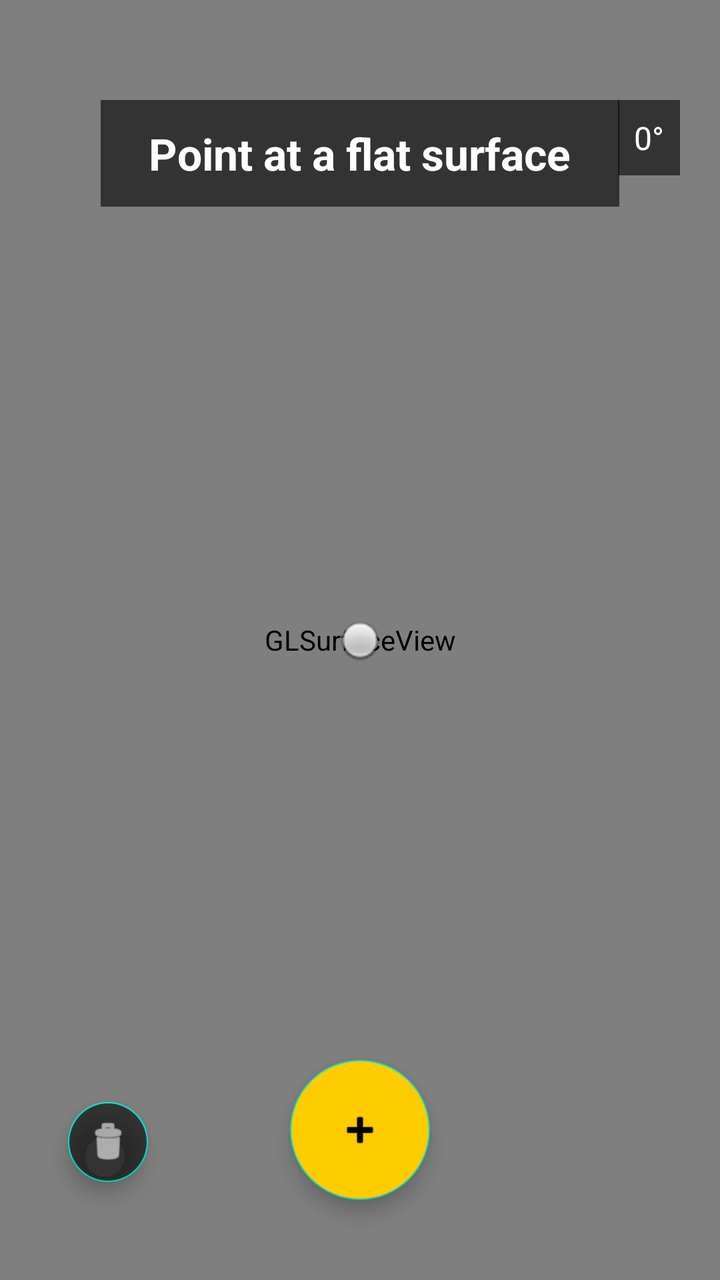
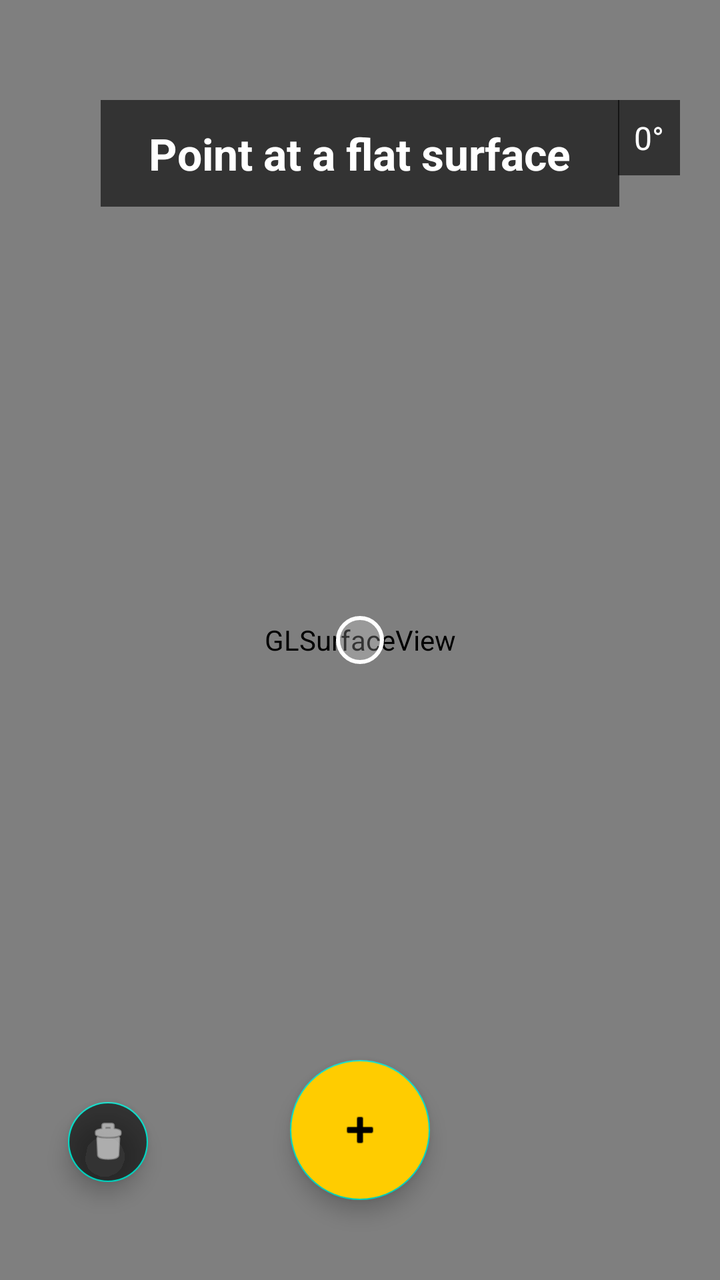

An Android layout rendered at two revisions. The XML below is the earlier revision; the diff shows what the commit changed to produce the second picture.
<!-- AndroidManifest.xml: activity theme Theme.MeasureApp -->
<!-- res/layout/activity_main.xml -->
<?xml version="1.0" encoding="utf-8"?>
<androidx.constraintlayout.widget.ConstraintLayout xmlns:android="http://schemas.android.com/apk/res/android"
    xmlns:app="http://schemas.android.com/apk/res-auto"
    android:layout_width="match_parent"
    android:layout_height="match_parent"
    android:background="@color/black">

    <android.opengl.GLSurfaceView
        android:id="@+id/surfaceView"
        android:layout_width="match_parent"
        android:layout_height="match_parent" />

    
    <TextView
        android:id="@+id/distanceText"
        android:layout_width="wrap_content"
        android:layout_height="wrap_content"
        android:layout_marginTop="50dp"
        android:background="@color/dark_gray"
        android:paddingHorizontal="24dp"
        android:paddingVertical="12dp"
        android:text="@string/point_at_surface"
        android:textColor="@color/white"
        android:textSize="22sp"
        android:textStyle="bold"
        app:layout_constraintEnd_toEndOf="parent"
        app:layout_constraintStart_toStartOf="parent"
        app:layout_constraintTop_toTopOf="parent" />

    
    <View
        android:id="@+id/reticle"
        android:layout_width="24dp"
        android:layout_height="24dp"
        android:background="@android:drawable/radiobutton_off_background"
        app:layout_constraintBottom_toBottomOf="parent"
        app:layout_constraintEnd_toEndOf="parent"
        app:layout_constraintStart_toStartOf="parent"
        app:layout_constraintTop_toTopOf="parent" />

    
    <TextView
        android:id="@+id/levelText"
        android:layout_width="wrap_content"
        android:layout_height="wrap_content"
        android:layout_marginEnd="20dp"
        android:layout_marginTop="50dp"
        android:background="@color/dark_gray"
        android:padding="8dp"
        android:text="0°"
        android:textColor="@color/white"
        android:textSize="16sp"
        app:layout_constraintEnd_toEndOf="parent"
        app:layout_constraintTop_toTopOf="parent" />

    
    <com.google.android.material.floatingactionbutton.FloatingActionButton
        android:id="@+id/fabAdd"
        android:layout_width="wrap_content"
        android:layout_height="wrap_content"
        android:layout_marginBottom="40dp"
        android:backgroundTint="@color/yellow"
        app:elevation="6dp"
        app:fabCustomSize="70dp"
        app:layout_constraintBottom_toBottomOf="parent"
        app:layout_constraintEnd_toEndOf="parent"
        app:layout_constraintStart_toStartOf="parent"
        app:srcCompat="@android:drawable/ic_input_add" />

    
    <com.google.android.material.floatingactionbutton.FloatingActionButton
        android:id="@+id/fabClear"
        android:layout_width="wrap_content"
        android:layout_height="wrap_content"
        android:layout_marginBottom="45dp"
        android:layout_marginStart="30dp"
        android:backgroundTint="@color/dark_gray"
        app:fabSize="mini"
        app:layout_constraintBottom_toBottomOf="parent"
        app:layout_constraintStart_toStartOf="parent"
        app:srcCompat="@android:drawable/ic_menu_delete"
        app:tint="@color/white" />

</androidx.constraintlayout.widget.ConstraintLayout>
<!-- resources referenced by this layout -->
<resources>
  <color name="black">#FF000000</color>
  <color name="dark_gray">#99000000</color>
  <color name="white">#FFFFFFFF</color>
  <color name="yellow">#FFFFCC00</color>
  <string name="point_at_surface">Point at a flat surface</string>
  <style name="Theme.MeasureApp" parent="Theme.MaterialComponents.DayNight.NoActionBar">
          <item name="colorPrimary">@color/yellow</item>
          <item name="android:statusBarColor">@color/black</item>
          <item name="android:navigationBarColor">@color/black</item>
      </style>
</resources>

<!-- the commit's change to res/layout/activity_main.xml (unified diff, before → after) -->
@@ -32,7 +32,7 @@
         android:id="@+id/reticle"
         android:layout_width="24dp"
         android:layout_height="24dp"
-        android:background="@android:drawable/radiobutton_off_background"
+        android:background="@drawable/reticle"
         app:layout_constraintBottom_toBottomOf="parent"
         app:layout_constraintEnd_toEndOf="parent"
         app:layout_constraintStart_toStartOf="parent"
<!-- resource entries referenced after the edit -->
@@ -4,6 +4,14 @@
   <color name="dark_gray">#99000000</color>
   <color name="white">#FFFFFFFF</color>
   <color name="yellow">#FFFFCC00</color>
+  <!-- drawable reticle (drawable) -->
+  <?xml version="1.0" encoding="utf-8"?>
+  <shape xmlns:android="http://schemas.android.com/apk/res/android"
+      android:shape="oval">
+      <stroke android:width="2dp" android:color="@color/white" />
+      <solid android:color="#33FFFFFF" />
+      <size android:width="24dp" android:height="24dp" />
+  </shape>
   <string name="point_at_surface">Point at a flat surface</string>
   <style name="Theme.MeasureApp" parent="Theme.MaterialComponents.DayNight.NoActionBar">
           <item name="colorPrimary">@color/yellow</item>
